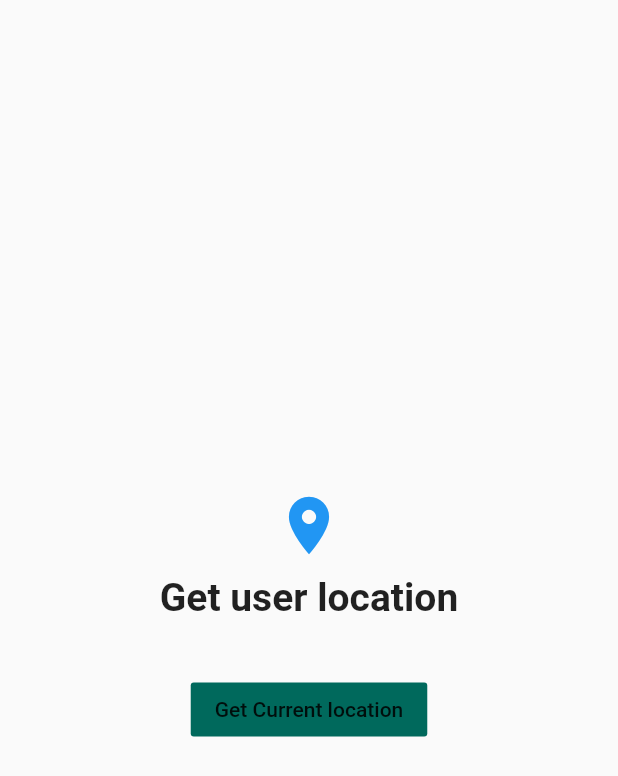
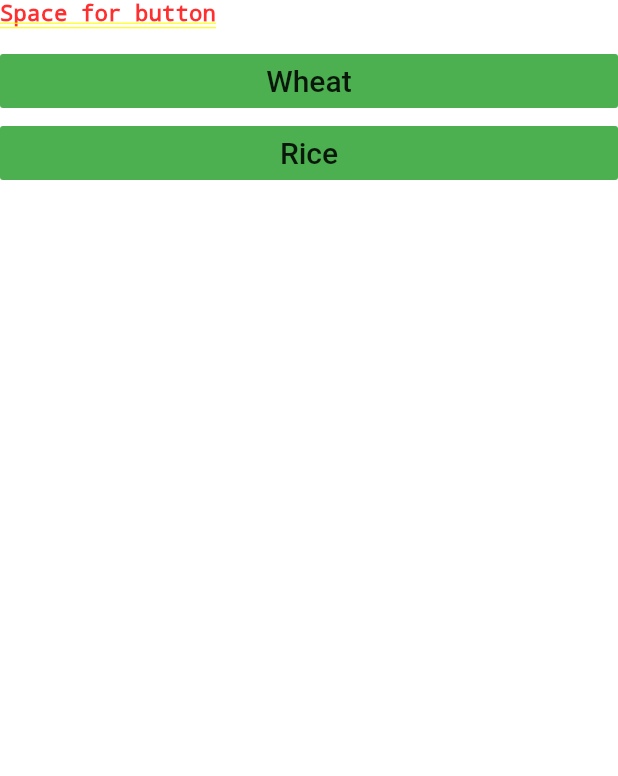
Before and after one commit to Abhishekghule18/Agriculture-Forecast, a Flutter app: the screen it shows after launch, on a phone screen of 412 x 824 dp. Shown: the top 776 px of the screen. Run offline on Flutter 3.47's test engine with Material 2 defaults, Android fonts, the phone set to English and light mode, and no system bars; our stand-ins replace geolocator.

Commit message:
crop list

```diff
--- a/lib/location.dart
+++ b/lib/location.dart
@@ -4,6 +4,7 @@ import 'package:flutter/material.dart';
 import 'package:geolocator/geolocator.dart';
 
 class GetLocation extends StatefulWidget {
+  static const String id = 'get_location';
   @override
   _GetLocationState createState() => _GetLocationState();
 }
--- a/lib/main.dart
+++ b/lib/main.dart
@@ -1,8 +1,21 @@
 import 'package:agri/location.dart';
+import 'package:agri/screens/cropList.dart';
 import 'package:agri/screens/homepage.dart';
 import 'package:agri/screens/login.dart';
 import 'package:agri/screens/sample.dart';
 import 'package:flutter/material.dart';
+
+import 'location.dart';
+import 'location.dart';
+import 'location.dart';
+import 'screens/homepage.dart';
+import 'screens/homepage.dart';
+import 'screens/homepage.dart';
+import 'screens/homepage.dart';
+import 'screens/login.dart';
+import 'screens/login.dart';
+import 'screens/signup.dart';
+import 'screens/signup.dart';
 
 void main() {
   runApp(MyApp());
@@ -27,7 +40,14 @@ class MyApp extends StatelessWidget {
         // is not restarted.
         primarySwatch: Colors.teal,
       ),
-      home: GetLocation(),
+      routes: {
+        MyHomePage.id: (context) => MyHomePage(),
+        LoginScreen.id: (context) => LoginScreen(),
+        SignUpScreen.id: (context) => SignUpScreen(),
+        GetLocation.id: (context) => GetLocation(),
+        CropList.id: (context) => CropList(),
+      },
+      initialRoute: CropList.id,
     );
   }
 }
--- /dev/null
+++ b/lib/screens/cropList.dart
@@ -0,0 +1,60 @@
+import 'package:flutter/cupertino.dart';
+import 'package:flutter/material.dart';
+
+class CropList extends StatelessWidget {
+  static const String id = 'crop_list';
+  @override
+  Widget build(BuildContext context) {
+    return SafeArea(
+      child: Container(
+        color: Colors.white,
+        child: Column(
+          crossAxisAlignment: CrossAxisAlignment.stretch,
+          children: [
+            SizedBox(
+              height: 30.0,
+              child: Text(
+                'Space for button',
+                style: TextStyle(
+                  fontSize: 15.0,
+                ),
+              ),
+            ),
+            CropButton(
+              cropName: 'Wheat',
+              onPressed: () {
+                print('wheat data');
+              },
+            ),
+            CropButton(
+                cropName: 'Rice',
+                onPressed: () {
+                  print('rice data');
+                }),
+          ],
+        ),
+      ),
+    );
+  }
+}
+
+class CropButton extends StatelessWidget {
+  CropButton({@required this.cropName, @required this.onPressed});
+
+  final Function onPressed;
+  final String cropName;
+  @override
+  Widget build(BuildContext context) {
+    return FlatButton(
+      color: Colors.green,
+      onPressed: onPressed,
+      minWidth: 40.0,
+      child: Text(
+        cropName,
+        style: TextStyle(
+          fontSize: 20.0,
+        ),
+      ),
+    );
+  }
+}
--- a/lib/screens/homeScreen.dart
+++ b/lib/screens/homeScreen.dart
@@ -1,6 +1,7 @@
 import 'package:flutter/material.dart';
 
 class CurrentWeather extends StatefulWidget {
+  static const String id = 'current_weather';
   @override
   _CurrentWeatherState createState() => _CurrentWeatherState();
 }
@@ -12,12 +13,12 @@ class _CurrentWeatherState extends State<CurrentWeather> {
       child: Column(
         mainAxisAlignment: MainAxisAlignment.start,
         children: [
-          SizedBox(height: MediaQuery.of(context).size.height * 0.005,),
+          SizedBox(
+            height: MediaQuery.of(context).size.height * 0.005,
+          ),
           Center(
             child: Container(
-              decoration: BoxDecoration(
-
-              ),
+              decoration: BoxDecoration(),
               child: Card(
                 child: SizedBox(
                   width: MediaQuery.of(context).size.width * 0.9,
--- a/lib/screens/homepage.dart
+++ b/lib/screens/homepage.dart
@@ -3,6 +3,7 @@ import 'package:agri/screens/sample.dart';
 import 'package:flutter/material.dart';
 
 class MyHomePage extends StatefulWidget {
+  static const String id = 'my_home_page';
   @override
   _MyHomePageState createState() => _MyHomePageState();
 }
--- a/lib/screens/login.dart
+++ b/lib/screens/login.dart
@@ -3,6 +3,7 @@ import 'package:agri/screens/signup.dart';
 import 'package:flutter/material.dart';
 
 class LoginScreen extends StatefulWidget {
+  static const String id = 'login_screen';
   @override
   _LoginScreenState createState() => _LoginScreenState();
 }
--- a/lib/screens/signup.dart
+++ b/lib/screens/signup.dart
@@ -3,6 +3,7 @@ import 'package:agri/screens/login.dart';
 import 'package:flutter/material.dart';
 
 class SignUpScreen extends StatefulWidget {
+  static const String id = 'sign_up_screen';
   @override
   _SignUpScreenState createState() => _SignUpScreenState();
 }
@@ -239,7 +240,7 @@ class _SignUpScreenState extends State<SignUpScreen> {
                                       : Text(
                                           "Signup",
                                           style: TextStyle(
-                                            color: Colors.white,
+                                              color: Colors.white,
                                               fontWeight: FontWeight.bold),
                                         ),
                                 ),
```
